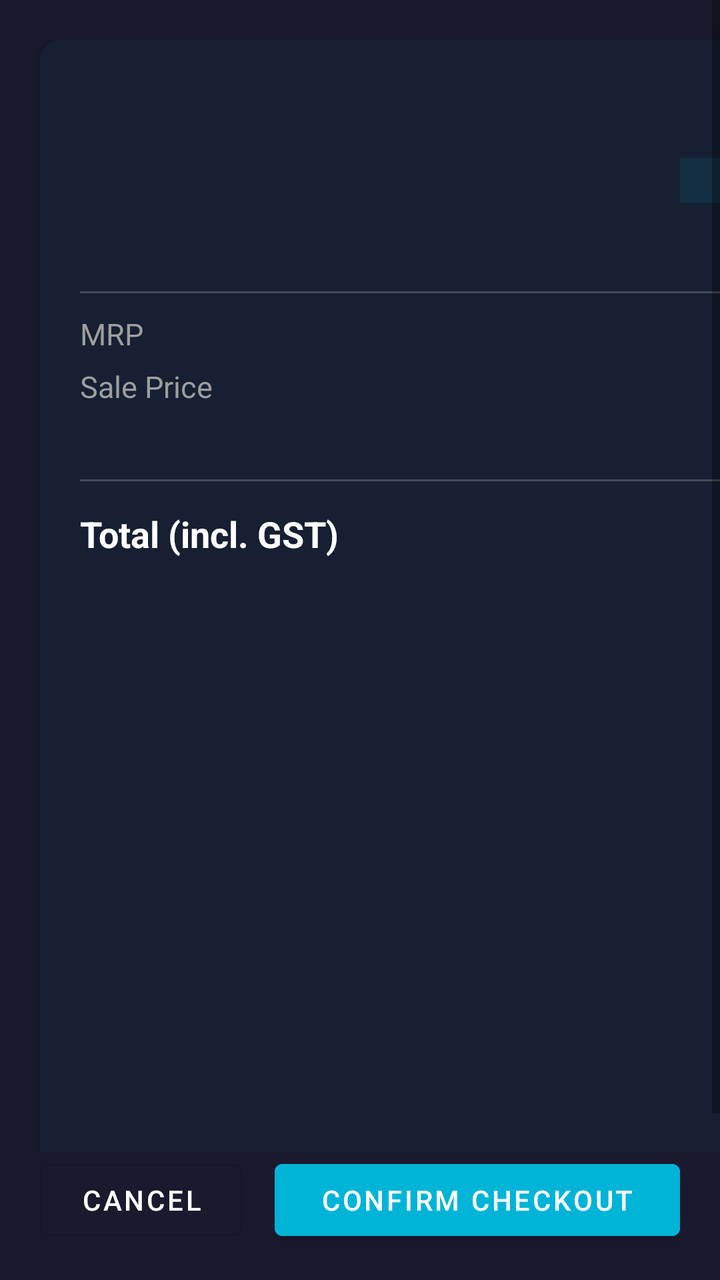
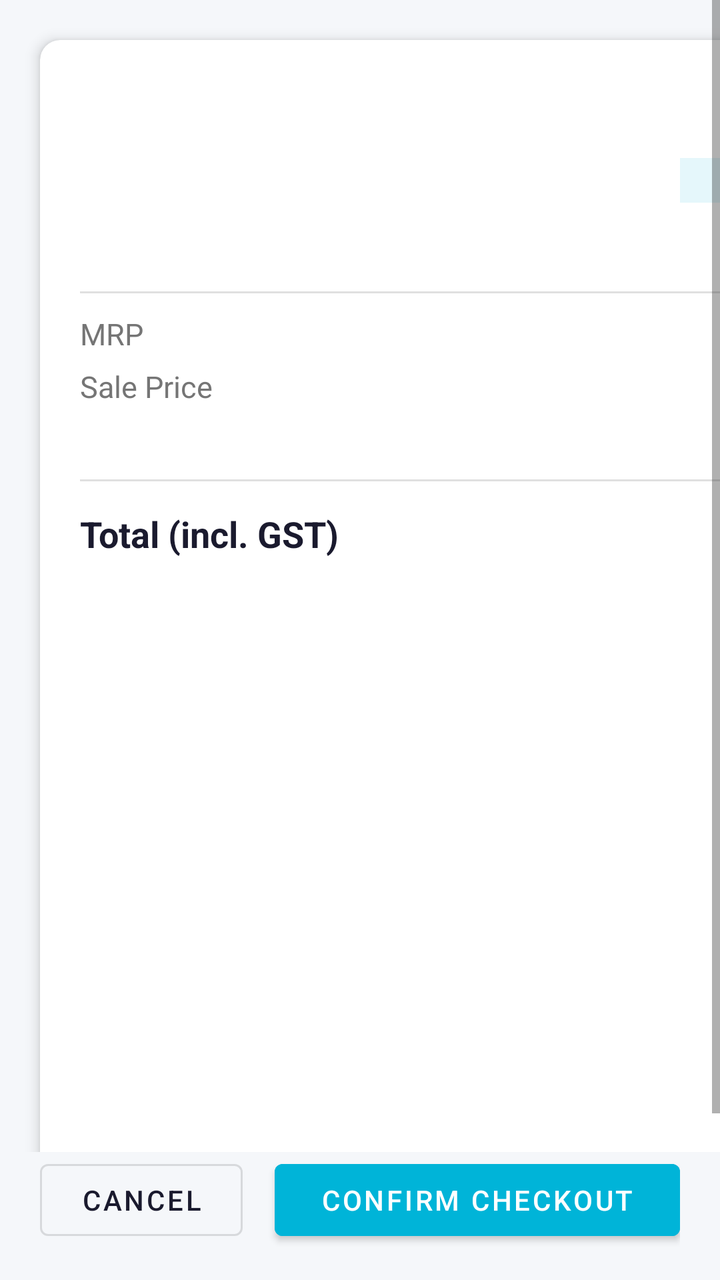

Two renders of the same Android screen: before a commit and after it. Below are the layout's source before the change and the commit's diff.
<!-- AndroidManifest.xml: application theme Theme.ChannelDoorPOS -->
<!-- res/layout/fragment_item_found.xml -->
<?xml version="1.0" encoding="utf-8"?>
<androidx.constraintlayout.widget.ConstraintLayout
    xmlns:android="http://schemas.android.com/apk/res/android"
    xmlns:app="http://schemas.android.com/apk/res-auto"
    android:layout_width="match_parent"
    android:layout_height="match_parent"
    android:background="@color/colorBackground">

    
    <ScrollView
        android:id="@+id/scroll_content"
        android:layout_width="0dp"
        android:layout_height="0dp"
        android:fillViewport="true"
        app:layout_constraintTop_toTopOf="parent"
        app:layout_constraintBottom_toTopOf="@+id/layout_buttons"
        app:layout_constraintStart_toStartOf="parent"
        app:layout_constraintEnd_toEndOf="parent">

        <androidx.cardview.widget.CardView
            android:id="@+id/card_item"
            android:layout_width="match_parent"
            android:layout_height="wrap_content"
            android:layout_margin="20dp"
            app:cardBackgroundColor="@color/colorSurface"
            app:cardCornerRadius="10dp"
            app:cardElevation="6dp">

            <LinearLayout
                android:layout_width="match_parent"
                android:layout_height="wrap_content"
                android:orientation="vertical"
                android:padding="20dp">

                
                <TextView
                    android:id="@+id/tv_item_name"
                    android:layout_width="match_parent"
                    android:layout_height="wrap_content"
                    android:textColor="@color/colorTextPrimary"
                    android:textSize="26sp"
                    android:textStyle="bold"/>

                
                <LinearLayout
                    android:layout_width="match_parent"
                    android:layout_height="wrap_content"
                    android:layout_marginTop="4dp"
                    android:orientation="horizontal">

                    <TextView
                        android:id="@+id/tv_sku_code"
                        android:layout_width="0dp"
                        android:layout_height="wrap_content"
                        android:layout_weight="1"
                        android:textColor="@color/colorTextSecondary"
                        android:textSize="13sp"/>

                    <TextView
                        android:id="@+id/tv_category"
                        android:layout_width="wrap_content"
                        android:layout_height="wrap_content"
                        android:paddingStart="10dp"
                        android:paddingEnd="10dp"
                        android:paddingTop="3dp"
                        android:paddingBottom="3dp"
                        android:background="#1A00B4D8"
                        android:textColor="@color/colorAccent"
                        android:textSize="12sp"/>

                </LinearLayout>

                
                <LinearLayout
                    android:layout_width="match_parent"
                    android:layout_height="wrap_content"
                    android:layout_marginTop="8dp"
                    android:orientation="horizontal">

                    <TextView
                        android:id="@+id/tv_rfid"
                        android:layout_width="0dp"
                        android:layout_height="wrap_content"
                        android:layout_weight="1"
                        android:textColor="@color/colorTextSecondary"
                        android:textSize="12sp"/>

                    <TextView
                        android:id="@+id/tv_status"
                        android:layout_width="wrap_content"
                        android:layout_height="wrap_content"
                        android:paddingStart="10dp"
                        android:paddingEnd="10dp"
                        android:paddingTop="3dp"
                        android:paddingBottom="3dp"
                        android:textColor="@color/colorTextPrimary"
                        android:textSize="12sp"/>

                </LinearLayout>

                
                <View
                    android:layout_width="match_parent"
                    android:layout_height="1dp"
                    android:layout_marginTop="14dp"
                    android:layout_marginBottom="10dp"
                    android:background="#33FFFFFF"/>

                
                <LinearLayout
                    android:layout_width="match_parent"
                    android:layout_height="wrap_content"
                    android:orientation="horizontal">

                    <TextView
                        android:layout_width="0dp"
                        android:layout_height="wrap_content"
                        android:layout_weight="1"
                        android:text="MRP"
                        android:textColor="@color/colorTextSecondary"
                        android:textSize="15sp"/>

                    <TextView
                        android:id="@+id/tv_mrp"
                        android:layout_width="wrap_content"
                        android:layout_height="wrap_content"
                        android:textColor="@color/colorTextSecondary"
                        android:textSize="15sp"/>

                </LinearLayout>

                
                <LinearLayout
                    android:layout_width="match_parent"
                    android:layout_height="wrap_content"
                    android:layout_marginTop="6dp"
                    android:orientation="horizontal">

                    <TextView
                        android:layout_width="0dp"
                        android:layout_height="wrap_content"
                        android:layout_weight="1"
                        android:text="Sale Price"
                        android:textColor="@color/colorTextSecondary"
                        android:textSize="15sp"/>

                    <TextView
                        android:id="@+id/tv_sale_price"
                        android:layout_width="wrap_content"
                        android:layout_height="wrap_content"
                        android:textColor="@color/colorTextPrimary"
                        android:textSize="15sp"/>

                </LinearLayout>

                
                <LinearLayout
                    android:layout_width="match_parent"
                    android:layout_height="wrap_content"
                    android:layout_marginTop="6dp"
                    android:orientation="horizontal">

                    <TextView
                        android:id="@+id/tv_gst_label"
                        android:layout_width="0dp"
                        android:layout_height="wrap_content"
                        android:layout_weight="1"
                        android:textColor="@color/colorTextSecondary"
                        android:textSize="15sp"/>

                    <TextView
                        android:id="@+id/tv_gst_amount"
                        android:layout_width="wrap_content"
                        android:layout_height="wrap_content"
                        android:textColor="@color/colorTextSecondary"
                        android:textSize="15sp"/>

                </LinearLayout>

                
                <View
                    android:layout_width="match_parent"
                    android:layout_height="1dp"
                    android:layout_marginTop="10dp"
                    android:layout_marginBottom="10dp"
                    android:background="#33FFFFFF"/>

                
                <LinearLayout
                    android:layout_width="match_parent"
                    android:layout_height="wrap_content"
                    android:orientation="horizontal">

                    <TextView
                        android:layout_width="0dp"
                        android:layout_height="wrap_content"
                        android:layout_weight="1"
                        android:text="Total (incl. GST)"
                        android:textColor="@color/colorTextPrimary"
                        android:textSize="18sp"
                        android:textStyle="bold"/>

                    <TextView
                        android:id="@+id/tv_total"
                        android:layout_width="wrap_content"
                        android:layout_height="wrap_content"
                        android:textColor="@color/colorAccent"
                        android:textSize="22sp"
                        android:textStyle="bold"/>

                </LinearLayout>

            </LinearLayout>
        </androidx.cardview.widget.CardView>
    </ScrollView>

    
    <LinearLayout
        android:id="@+id/layout_buttons"
        android:layout_width="0dp"
        android:layout_height="wrap_content"
        android:layout_marginStart="20dp"
        android:layout_marginEnd="20dp"
        android:layout_marginBottom="16dp"
        android:orientation="horizontal"
        app:layout_constraintBottom_toBottomOf="parent"
        app:layout_constraintEnd_toEndOf="parent"
        app:layout_constraintStart_toStartOf="parent">

        <Button
            android:id="@+id/btn_cancel"
            android:layout_width="0dp"
            android:layout_height="wrap_content"
            android:layout_weight="1"
            android:layout_marginEnd="8dp"
            android:text="@string/cancel"
            style="@style/Widget.MaterialComponents.Button.OutlinedButton"
            android:textColor="@color/colorTextPrimary"/>

        <Button
            android:id="@+id/btn_confirm"
            android:layout_width="0dp"
            android:layout_height="wrap_content"
            android:layout_weight="2"
            android:layout_marginStart="8dp"
            android:backgroundTint="@color/colorAccent"
            android:text="CONFIRM CHECKOUT"
            android:textColor="@color/colorTextPrimary"/>

    </LinearLayout>

</androidx.constraintlayout.widget.ConstraintLayout>
<!-- resources referenced by this layout -->
<resources>
  <color name="colorAccent">#00B4D8</color>
  <color name="colorBackground">#1A1A2E</color>
  <color name="colorSurface">#162032</color>
  <color name="colorTextPrimary">#FFFFFF</color>
  <color name="colorTextSecondary">#9E9E9E</color>
  <string name="cancel">CANCEL</string>
  <style name="Theme.ChannelDoorPOS" parent="Theme.MaterialComponents.DayNight.NoActionBar">
          <item name="colorPrimary">#00B4D8</item>
          <item name="colorPrimaryVariant">#0097A7</item>
          <item name="colorSecondary">#00B4D8</item>
          <item name="android:windowBackground">@color/colorBackground</item>
          <item name="android:statusBarColor">@color/colorStatusBar</item>
      </style>
  <color name="colorStatusBar">#0D1220</color>
</resources>

<!-- the commit's change to res/layout/fragment_item_found.xml (unified diff, before → after) -->
@@ -4,7 +4,7 @@
     xmlns:app="http://schemas.android.com/apk/res-auto"
     android:layout_width="match_parent"
     android:layout_height="match_parent"
-    android:background="@color/colorBackground">
+    android:background="#F5F7FA">
 
     
     <ScrollView
@@ -22,9 +22,9 @@
             android:layout_width="match_parent"
             android:layout_height="wrap_content"
             android:layout_margin="20dp"
-            app:cardBackgroundColor="@color/colorSurface"
+            app:cardBackgroundColor="#FFFFFF"
             app:cardCornerRadius="10dp"
-            app:cardElevation="6dp">
+            app:cardElevation="4dp">
 
             <LinearLayout
                 android:layout_width="match_parent"
@@ -37,7 +37,7 @@
                     android:id="@+id/tv_item_name"
                     android:layout_width="match_parent"
                     android:layout_height="wrap_content"
-                    android:textColor="@color/colorTextPrimary"
+                    android:textColor="#1A1A2E"
                     android:textSize="26sp"
                     android:textStyle="bold"/>
 
@@ -53,7 +53,7 @@
                         android:layout_width="0dp"
                         android:layout_height="wrap_content"
                         android:layout_weight="1"
-                        android:textColor="@color/colorTextSecondary"
+                        android:textColor="#757575"
                         android:textSize="13sp"/>
 
                     <TextView
@@ -82,7 +82,7 @@
                         android:layout_width="0dp"
                         android:layout_height="wrap_content"
                         android:layout_weight="1"
-                        android:textColor="@color/colorTextSecondary"
+                        android:textColor="#757575"
                         android:textSize="12sp"/>
 
                     <TextView
@@ -93,7 +93,6 @@
                         android:paddingEnd="10dp"
                         android:paddingTop="3dp"
                         android:paddingBottom="3dp"
-                        android:textColor="@color/colorTextPrimary"
                         android:textSize="12sp"/>
 
                 </LinearLayout>
@@ -104,7 +103,7 @@
                     android:layout_height="1dp"
                     android:layout_marginTop="14dp"
                     android:layout_marginBottom="10dp"
-                    android:background="#33FFFFFF"/>
+                    android:background="#E0E0E0"/>
 
                 
                 <LinearLayout
@@ -117,14 +116,14 @@
                         android:layout_height="wrap_content"
                         android:layout_weight="1"
                         android:text="MRP"
-                        android:textColor="@color/colorTextSecondary"
+                        android:textColor="#757575"
                         android:textSize="15sp"/>
 
                     <TextView
                         android:id="@+id/tv_mrp"
                         android:layout_width="wrap_content"
                         android:layout_height="wrap_content"
-                        android:textColor="@color/colorTextSecondary"
+                        android:textColor="#757575"
                         android:textSize="15sp"/>
 
                 </LinearLayout>
@@ -141,14 +140,14 @@
                         android:layout_height="wrap_content"
                         android:layout_weight="1"
                         android:text="Sale Price"
-                        android:textColor="@color/colorTextSecondary"
+                        android:textColor="#757575"
                         android:textSize="15sp"/>
 
                     <TextView
                         android:id="@+id/tv_sale_price"
                         android:layout_width="wrap_content"
                         android:layout_height="wrap_content"
-                        android:textColor="@color/colorTextPrimary"
+                        android:textColor="#1A1A2E"
                         android:textSize="15sp"/>
 
                 </LinearLayout>
@@ -165,14 +164,14 @@
                         android:layout_width="0dp"
                         android:layout_height="wrap_content"
                         android:layout_weight="1"
-                        android:textColor="@color/colorTextSecondary"
+                        android:textColor="#757575"
                         android:textSize="15sp"/>
 
                     <TextView
                         android:id="@+id/tv_gst_amount"
                         android:layout_width="wrap_content"
                         android:layout_height="wrap_content"
-                        android:textColor="@color/colorTextSecondary"
+                        android:textColor="#757575"
                         android:textSize="15sp"/>
 
                 </LinearLayout>
@@ -183,7 +182,7 @@
                     android:layout_height="1dp"
                     android:layout_marginTop="10dp"
                     android:layout_marginBottom="10dp"
-                    android:background="#33FFFFFF"/>
+                    android:background="#E0E0E0"/>
 
                 
                 <LinearLayout
@@ -196,7 +195,7 @@
                         android:layout_height="wrap_content"
                         android:layout_weight="1"
                         android:text="Total (incl. GST)"
-                        android:textColor="@color/colorTextPrimary"
+                        android:textColor="#1A1A2E"
                         android:textSize="18sp"
                         android:textStyle="bold"/>
 
@@ -235,7 +234,7 @@
             android:layout_marginEnd="8dp"
             android:text="@string/cancel"
             style="@style/Widget.MaterialComponents.Button.OutlinedButton"
-            android:textColor="@color/colorTextPrimary"/>
+            android:textColor="#1A1A2E"/>
 
         <Button
             android:id="@+id/btn_confirm"
@@ -245,7 +244,7 @@
             android:layout_marginStart="8dp"
             android:backgroundTint="@color/colorAccent"
             android:text="CONFIRM CHECKOUT"
-            android:textColor="@color/colorTextPrimary"/>
+            android:textColor="#FFFFFF"/>
 
     </LinearLayout>
 
<!-- resource entries referenced after the edit -->
@@ -1,10 +1,7 @@
 <!-- resources referenced by this layout -->
 <resources>
   <color name="colorAccent">#00B4D8</color>
-  <color name="colorBackground">#1A1A2E</color>
-  <color name="colorSurface">#162032</color>
-  <color name="colorTextPrimary">#FFFFFF</color>
-  <color name="colorTextSecondary">#9E9E9E</color>
+  <color name="colorBackground">#FFFFFF</color>
   <string name="cancel">CANCEL</string>
   <style name="Theme.ChannelDoorPOS" parent="Theme.MaterialComponents.DayNight.NoActionBar">
           <item name="colorPrimary">#00B4D8</item>
@@ -13,6 +10,6 @@
           <item name="android:windowBackground">@color/colorBackground</item>
           <item name="android:statusBarColor">@color/colorStatusBar</item>
       </style>
-  <color name="colorStatusBar">#0D1220</color>
+  <color name="colorStatusBar">#F0F4F8</color>
 </resources>
 
